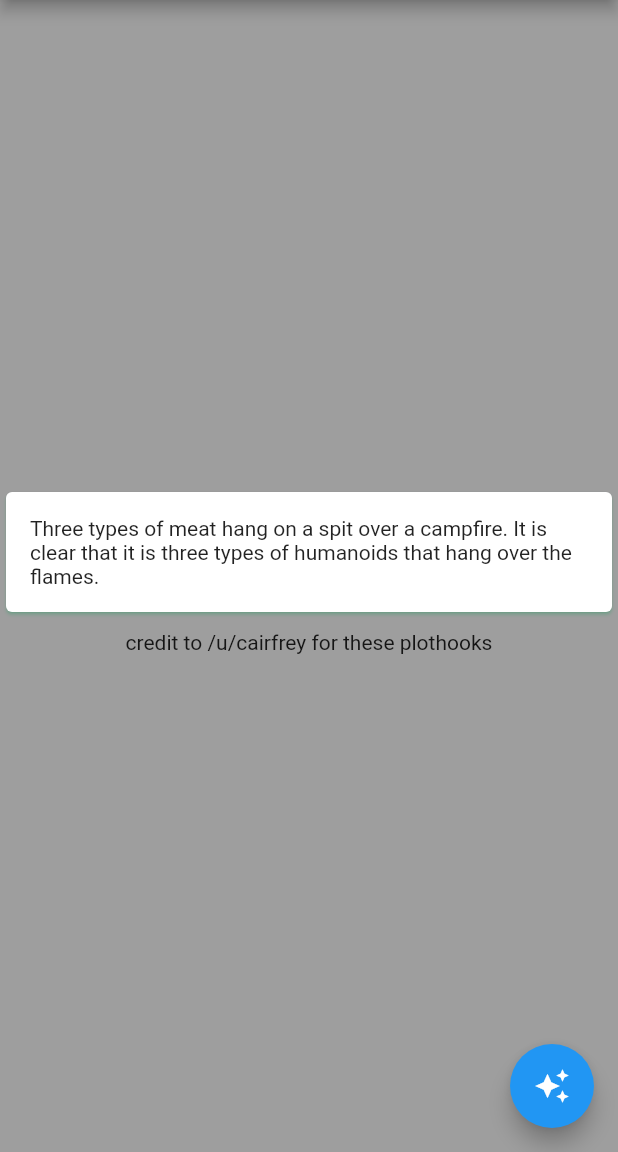
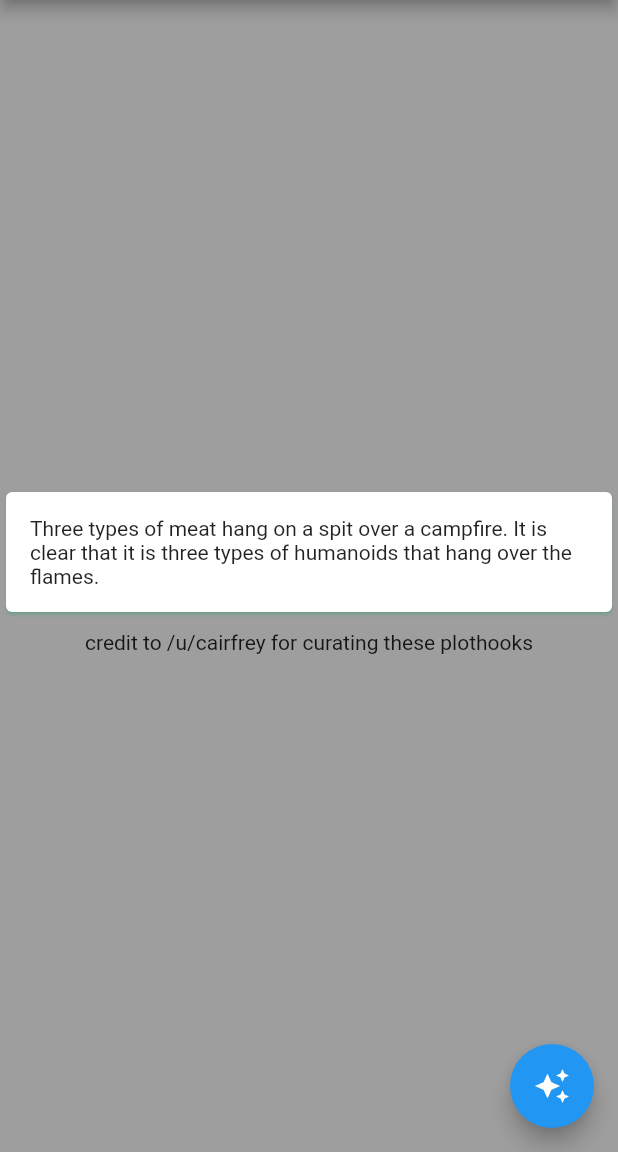
Before and after one commit to CalebPaul/travelEncounter, a Flutter app: the screen it shows after launch, on a phone screen of 412 x 824 dp, the part 84-1236 px from its top. Run offline on Flutter 3.47's test engine with Material 2 defaults, Android fonts, the phone set to English and light mode, and no system bars.

Commit message:
change credit text

```diff
--- a/lib/main.dart
+++ b/lib/main.dart
@@ -100,7 +100,7 @@ class _MyHomePageState extends State<MyHomePage> {
             ),
             Padding(
               padding: const EdgeInsets.all(8.0),
-              child: Text('credit to /u/cairfrey for these plothooks'),
+              child: Text('credit to /u/cairfrey for curating these plothooks'),
             ),
           ],
         ),
```
Also changed, not shown: 1 other file.
